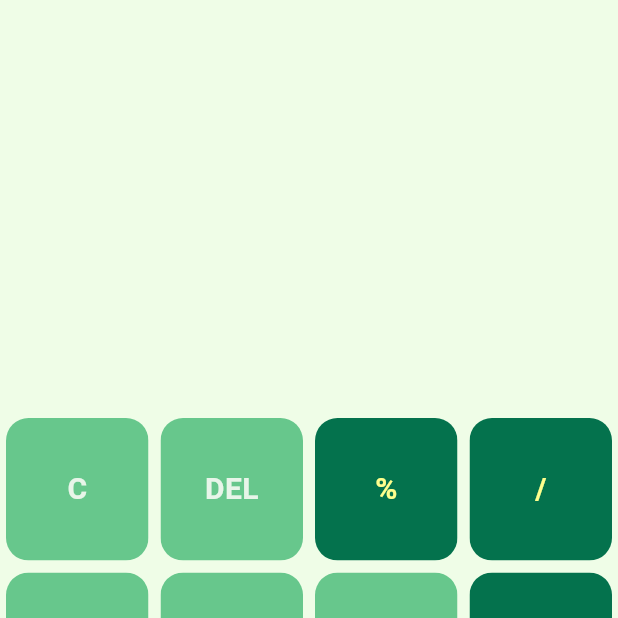
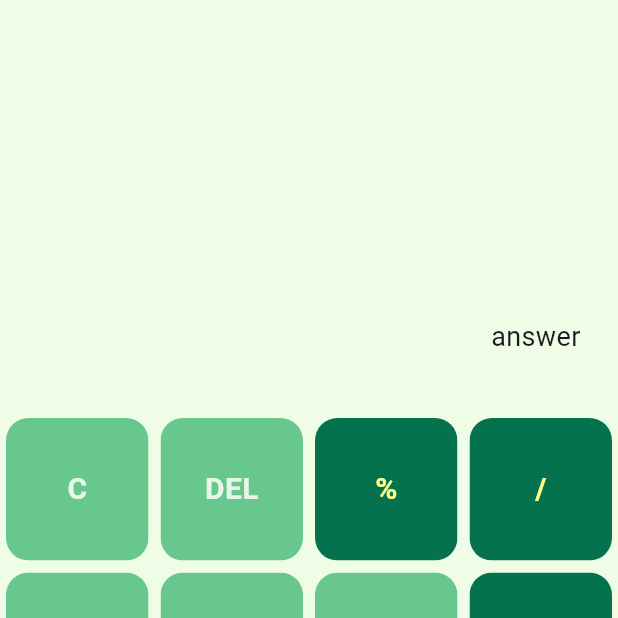
Before and after one commit to nsennes/DartPlayground, a Flutter app: the screen it shows after launch, on a phone screen of 412 x 824 dp, the top half of it. Run offline on Flutter 3.47's test engine with Material 3 defaults, Android fonts, the phone set to English and light mode, and no system bars.

Commit message:
added some functions but not all lol

```diff
--- a/calculator_app/lib/buttons.dart
+++ b/calculator_app/lib/buttons.dart
@@ -6,13 +6,19 @@ class MyButton extends StatelessWidget {
   final color;
   final textColor;
   final String buttonText;
+  final buttonTapped;
 
   MyButton(
-      {required this.color, required this.textColor, required this.buttonText});
+      {required this.color,
+      required this.textColor,
+      required this.buttonText,
+      this.buttonTapped});
 
   @override
   Widget build(BuildContext context) {
-    return Padding(
+    return GestureDetector(
+      onTap: buttonTapped,
+      child: Padding(
         padding: const EdgeInsets.all(4.0),
         child: ClipRRect(
           borderRadius: BorderRadius.circular(15),
@@ -28,6 +34,7 @@ class MyButton extends StatelessWidget {
                 ),
               ))),
         ),
+      ),
     );
   }
 }
--- a/calculator_app/lib/main.dart
+++ b/calculator_app/lib/main.dart
@@ -51,6 +51,17 @@
     'ANS',
     '=',
   ];
+  var question = '';
+  var answer = 'answer';
+
+  String operations(String x) {
+    if (x == 'C') {
+      setState(() {
+        question = '';
+      });
+    }
+    return question;
+  }
 
   @override
   Widget build(BuildContext context) {
@@ -59,7 +70,35 @@
       body: Column(
         children: [
           Expanded(
-            child: Container(),
+            child: Container(
+              child: Column(
+                mainAxisAlignment: MainAxisAlignment.spaceEvenly,
+                children: [
+                  SizedBox(
+                    height: 50,
+                  ),
+                  Container(
+                      padding: EdgeInsets.all(25),
+                      alignment: Alignment.centerRight,
+                      child: Text(
+                        question,
+                        style: TextStyle(
+                            color: Color.fromARGB(255, 90, 65, 44),
+                            fontSize: 35,
+                            fontWeight: FontWeight.w500),
+                      )),
+                  Container(
+                      padding: EdgeInsets.all(25),
+                      alignment: Alignment.centerRight,
+                      child: Text(
+                        answer,
+                        style: TextStyle(
+                          fontSize: 18,
+                        ),
+                      ))
+                ],
+              ),
+            ),
           ),
           Expanded(
             flex: 2,
@@ -70,6 +109,12 @@
                     crossAxisCount: 4),
                 itemBuilder: (BuildContext context, int index) {
                   return MyButton(
+                    buttonTapped: () {
+                      setState(() {
+                        question += buttons[index];
+                        operations(buttons[index]);
+                      });
+                    },
                     buttonText: buttons[index],
                     color: isOperator(buttons[index])
                         ? operatorButtons
```
Lines whose indentation alone changed are shown as unchanged.
